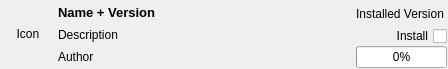
Before: the Qt Designer form libs/librepcb/librarymanager/repositorylibrarylistwidgetitem.ui in LibrePCB/LibrePCB, drawn with Qt 5.
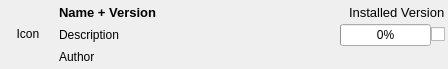
After: the same form once the commit is applied.

Commit message:
LibraryManager: Various small layout improvements
- Make it better usable on small screens
- Crop long texts to avoid strange looking layouts by ignoring widget
  size hint and/or enabling word wrap in labels
- Various other small improvements

```diff
--- a/libs/librepcb/librarymanager/repositorylibrarylistwidgetitem.ui
+++ b/libs/librepcb/librarymanager/repositorylibrarylistwidgetitem.ui
@@ -13,10 +13,7 @@
   <property name="windowTitle">
    <string>Form</string>
   </property>
-  <layout class="QHBoxLayout" name="horizontalLayout" stretch="0,1,0,0">
-   <property name="spacing">
-    <number>0</number>
-   </property>
+  <layout class="QHBoxLayout" name="horizontalLayout_4">
    <property name="leftMargin">
     <number>3</number>
    </property>
@@ -24,7 +21,7 @@
     <number>1</number>
    </property>
    <property name="rightMargin">
-    <number>1</number>
+    <number>3</number>
    </property>
    <property name="bottomMargin">
     <number>1</number>
@@ -65,13 +62,12 @@
      <property name="spacing">
       <number>0</number>
      </property>
-     <property name="leftMargin">
-      <number>5</number>
-     </property>
+     <item>
+      <layout class="QHBoxLayout" name="horizontalLayout">
      <item>
       <widget class="QLabel" name="lblName">
        <property name="sizePolicy">
-        <sizepolicy hsizetype="Preferred" vsizetype="Preferred">
+          <sizepolicy hsizetype="Ignored" vsizetype="Preferred">
          <horstretch>1</horstretch>
          <verstretch>0</verstretch>
         </sizepolicy>
@@ -95,66 +91,18 @@
       </widget>
      </item>
      <item>
-      <widget class="QLabel" name="lblDescription">
-       <property name="sizePolicy">
-        <sizepolicy hsizetype="Preferred" vsizetype="Preferred">
-         <horstretch>1</horstretch>
-         <verstretch>0</verstretch>
-        </sizepolicy>
-       </property>
-       <property name="maximumSize">
-        <size>
-         <width>500</width>
-         <height>16777215</height>
-        </size>
-       </property>
-       <property name="text">
-        <string>Description</string>
-       </property>
-      </widget>
-     </item>
-     <item>
-      <widget class="QLabel" name="lblAuthor">
-       <property name="sizePolicy">
-        <sizepolicy hsizetype="Preferred" vsizetype="Preferred">
-         <horstretch>1</horstretch>
-         <verstretch>0</verstretch>
-        </sizepolicy>
-       </property>
-       <property name="maximumSize">
-        <size>
-         <width>500</width>
-         <height>16777215</height>
-        </size>
-       </property>
-       <property name="text">
-        <string>Author</string>
-       </property>
-      </widget>
-     </item>
-    </layout>
-   </item>
-   <item>
     <spacer name="horizontalSpacer">
      <property name="orientation">
       <enum>Qt::Horizontal</enum>
      </property>
-     <property name="sizeType">
-      <enum>QSizePolicy::Expanding</enum>
-     </property>
      <property name="sizeHint" stdset="0">
       <size>
-       <width>5</width>
-       <height>20</height>
+           <width>10</width>
+           <height>5</height>
       </size>
      </property>
     </spacer>
    </item>
-   <item>
-    <layout class="QVBoxLayout" name="verticalLayout_2">
-     <property name="spacing">
-      <number>0</number>
-     </property>
      <item>
       <widget class="QLabel" name="lblInstalledVersion">
        <property name="sizePolicy">
@@ -163,6 +111,11 @@
          <verstretch>0</verstretch>
         </sizepolicy>
        </property>
+         <property name="font">
+          <font>
+           <pointsize>10</pointsize>
+          </font>
+         </property>
        <property name="layoutDirection">
         <enum>Qt::RightToLeft</enum>
        </property>
@@ -171,16 +124,42 @@
        </property>
       </widget>
      </item>
+      </layout>
+     </item>
      <item>
-      <widget class="QCheckBox" name="cbxDownload">
-       <property name="layoutDirection">
-        <enum>Qt::RightToLeft</enum>
+      <layout class="QHBoxLayout" name="horizontalLayout_2">
+       <item>
+        <widget class="QLabel" name="lblDescription">
+         <property name="sizePolicy">
+          <sizepolicy hsizetype="Ignored" vsizetype="Preferred">
+           <horstretch>1</horstretch>
+           <verstretch>0</verstretch>
+          </sizepolicy>
+         </property>
+         <property name="maximumSize">
+          <size>
+           <width>500</width>
+           <height>16777215</height>
+          </size>
        </property>
        <property name="text">
-        <string>Install</string>
+          <string>Description</string>
        </property>
       </widget>
      </item>
+       <item>
+        <spacer name="horizontalSpacer_2">
+         <property name="orientation">
+          <enum>Qt::Horizontal</enum>
+         </property>
+         <property name="sizeHint" stdset="0">
+          <size>
+           <width>10</width>
+           <height>5</height>
+          </size>
+         </property>
+        </spacer>
+       </item>
      <item>
       <widget class="QProgressBar" name="prgProgress">
        <property name="maximum">
@@ -190,6 +169,54 @@
         <number>0</number>
        </property>
       </widget>
+       </item>
+       <item>
+        <widget class="QCheckBox" name="cbxDownload">
+         <property name="layoutDirection">
+          <enum>Qt::RightToLeft</enum>
+         </property>
+         <property name="text">
+          <string/>
+         </property>
+        </widget>
+       </item>
+      </layout>
+     </item>
+     <item>
+      <layout class="QHBoxLayout" name="horizontalLayout_3">
+       <item>
+        <widget class="QLabel" name="lblAuthor">
+         <property name="sizePolicy">
+          <sizepolicy hsizetype="Ignored" vsizetype="Preferred">
+           <horstretch>1</horstretch>
+           <verstretch>0</verstretch>
+          </sizepolicy>
+         </property>
+         <property name="maximumSize">
+          <size>
+           <width>500</width>
+           <height>16777215</height>
+          </size>
+         </property>
+         <property name="text">
+          <string>Author</string>
+         </property>
+        </widget>
+       </item>
+       <item>
+        <spacer name="horizontalSpacer_3">
+         <property name="orientation">
+          <enum>Qt::Horizontal</enum>
+         </property>
+         <property name="sizeHint" stdset="0">
+          <size>
+           <width>10</width>
+           <height>5</height>
+          </size>
+         </property>
+        </spacer>
+       </item>
+      </layout>
      </item>
     </layout>
    </item>
```
Lines whose indentation alone changed are shown as unchanged. The commit also changes 6 other files.
